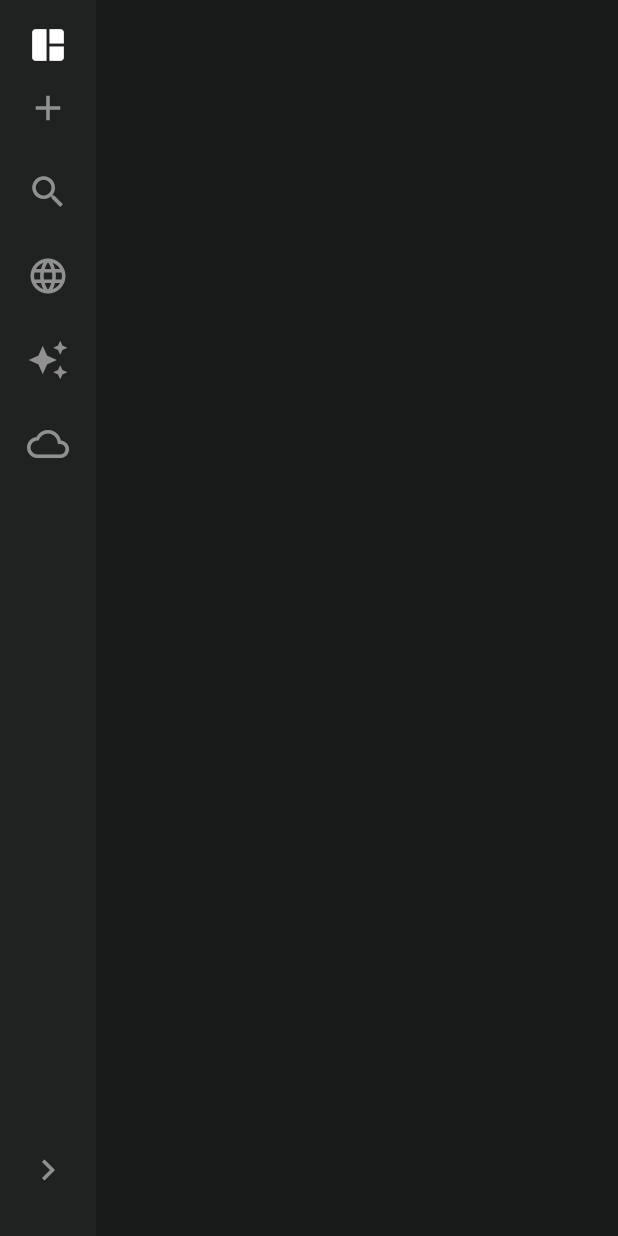
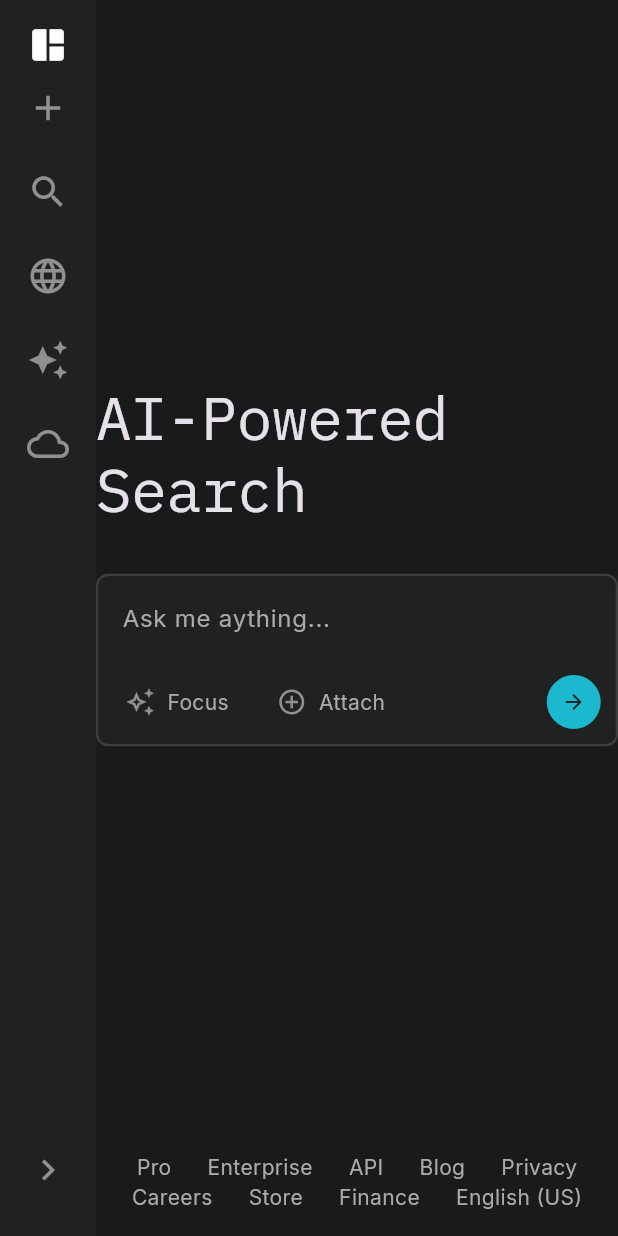
Before and after one commit to thq5601/perplexity_clone, a Flutter app: the screen it shows after launch, on a phone screen of 412 x 824 dp. Run offline on Flutter 3.47's test engine with Material 3 defaults, Android fonts, the phone set to English and light mode, and no system bars; our stand-ins replace google_fonts.

Commit message:
Refactor navigation structure: replace SideNavBar with SideBarSection and integrate SearchSection and FooterSection for improved layout and functionality

```diff
--- a/lib/main.dart
+++ b/lib/main.dart
@@ -13,12 +13,11 @@ class MyApp extends StatelessWidget {
   @override
   Widget build(BuildContext context) {
     return MaterialApp(
-      title: 'Flutter Demo',
+      title: 'Perflexity clone',
       theme: ThemeData(
+        colorScheme: ColorScheme.fromSeed(seedColor: AppColors.submitButton),
         scaffoldBackgroundColor: AppColors.backgroundColor,
-        textTheme: GoogleFonts.interTextTheme(
-          ThemeData.dark().textTheme
-        ),
+        textTheme: GoogleFonts.interTextTheme(ThemeData.dark().textTheme),
       ),
       home: const HomePage(),
     );
--- a/lib/presentation/pages/home_page.dart
+++ b/lib/presentation/pages/home_page.dart
@@ -1,21 +1,74 @@
 import 'package:flutter/material.dart';
-import 'package:perflexity/presentation/widgets/side_navbar.dart';
+import 'package:perflexity/presentation/widgets/footer/footer_section.dart';
+import 'package:perflexity/presentation/widgets/search/search_section.dart';
+import 'package:perflexity/presentation/widgets/side_bar/side_bar_section.dart';
+import 'package:perflexity/theme/colors.dart';
 
 class HomePage extends StatelessWidget {
   const HomePage({super.key});
 
   @override
   Widget build(BuildContext context) {
-    return const Scaffold(
+    return Scaffold(
       body: Row(
         children: [
           // Left Side Navigation Bar
-          SideNavBar(),
-          Column(
-            children: [
-              // Search section
-              // Footer
-            ],
+          const SideBarSection(),
+          Expanded(
+            child: Column(
+              children: [
+                const Expanded(child: SearchSection()),
+                const FooterSection(),
+                // Footer
+                // Container(
+                //   padding: EdgeInsets.symmetric(vertical: 16),
+                //   child: Wrap(
+                //     children: [
+                //       Padding(
+                //         padding: EdgeInsets.symmetric(horizontal: 12),
+                //         child: Text(
+                //           'Pro',
+                //           style: TextStyle(
+                //             color: AppColors.textGrey,
+                //             fontSize: 14,
+                //           ),
+                //         ),
+                //       ),
+                //       Padding(
+                //         padding: EdgeInsets.symmetric(horizontal: 12),
+                //         child: Text(
+                //           'Enterprise',
+                //           style: TextStyle(
+                //             color: AppColors.textGrey,
+                //             fontSize: 14,
+                //           ),
+                //         ),
+                //       ),
+                //       Padding(
+                //         padding: EdgeInsets.symmetric(horizontal: 12),
+                //         child: Text(
+                //           'API',
+                //           style: TextStyle(
+                //             color: AppColors.textGrey,
+                //             fontSize: 14,
+                //           ),
+                //         ),
+                //       ),
+                //       Padding(
+                //         padding: EdgeInsets.symmetric(horizontal: 12),
+                //         child: Text(
+                //           'Blog',
+                //           style: TextStyle(
+                //             color: AppColors.textGrey,
+                //             fontSize: 14,
+                //           ),
+                //         ),
+                //       ),
+                //     ],
+                //   ),
+                // ),
+              ],
+            ),
           ),
         ],
       ),
--- /dev/null
+++ b/lib/presentation/widgets/footer/footer_item.dart
@@ -0,0 +1,23 @@
+// ignore_for_file: public_member_api_docs, sort_constructors_first
+import 'package:flutter/material.dart';
+
+import 'package:perflexity/theme/colors.dart';
+
+class FooterItem extends StatelessWidget {
+  final String title;
+  const FooterItem({
+    super.key,
+    required this.title,
+  });
+
+  @override
+  Widget build(BuildContext context) {
+    return Padding(
+      padding: EdgeInsets.symmetric(horizontal: 12),
+      child: Text(
+        title,
+        style: TextStyle(color: AppColors.textGrey, fontSize: 14),
+      ),
+    );
+  }
+}
--- /dev/null
+++ b/lib/presentation/widgets/footer/footer_section.dart
@@ -0,0 +1,27 @@
+import 'package:flutter/material.dart';
+import 'package:perflexity/presentation/widgets/footer/footer_item.dart';
+
+class FooterSection extends StatelessWidget {
+  const FooterSection({super.key});
+
+  @override
+  Widget build(BuildContext context) {
+    return Container(
+      padding: EdgeInsets.symmetric(vertical: 16),
+      child: Wrap(
+        alignment: WrapAlignment.center,
+        children: [
+          FooterItem(title: 'Pro'),
+          FooterItem(title: 'Enterprise'),
+          FooterItem(title: 'API'),
+          FooterItem(title: 'Blog'),
+          FooterItem(title: 'Privacy'),
+          FooterItem(title: 'Careers'),
+          FooterItem(title: 'Store'),
+          FooterItem(title: 'Finance'),
+          FooterItem(title: 'English (US)'),
+        ],
+      ),
+    );
+  }
+}
--- /dev/null
+++ b/lib/presentation/widgets/search/search_bar_button.dart
@@ -0,0 +1,47 @@
+// ignore_for_file: public_member_api_docs, sort_constructors_first
+import 'package:flutter/material.dart';
+
+import 'package:perflexity/theme/colors.dart';
+
+class SearchBarButton extends StatefulWidget {
+  final IconData icon;
+  final String label;
+  const SearchBarButton({super.key, required this.icon, required this.label});
+
+  @override
+  State<SearchBarButton> createState() => _SearchBarButtonState();
+}
+
+class _SearchBarButtonState extends State<SearchBarButton> {
+  bool isHovered = false;
+
+  @override
+  Widget build(BuildContext context) {
+    return MouseRegion(
+      onEnter: (event) {
+        setState(() {
+          isHovered = true;
+        });
+      },
+      onExit: (event) {
+        setState(() {
+          isHovered = false;
+        });
+      },
+      child: Container(
+        padding: const EdgeInsets.symmetric(horizontal: 8, vertical: 4),
+        decoration: BoxDecoration(
+          borderRadius: BorderRadius.circular(6),
+          color: isHovered ? AppColors.proButton : Colors.transparent,
+        ),
+        child: Row(
+          children: [
+            Icon(widget.icon, color: AppColors.iconGrey, size: 20),
+            const SizedBox(width: 8),
+            Text(widget.label, style: TextStyle(color: AppColors.textGrey)),
+          ],
+        ),
+      ),
+    );
+  }
+}
--- /dev/null
+++ b/lib/presentation/widgets/search/search_box.dart
@@ -0,0 +1,57 @@
+import 'package:flutter/material.dart';
+import 'package:perflexity/presentation/widgets/search/search_bar_button.dart';
+import 'package:perflexity/presentation/widgets/search/search_button.dart';
+import 'package:perflexity/theme/colors.dart';
+
+class SearchBox extends StatelessWidget {
+  const SearchBox({super.key});
+
+  @override
+  Widget build(BuildContext context) {
+    return Container(
+      width: 700,
+      decoration: BoxDecoration(
+        color: AppColors.searchBar,
+        borderRadius: BorderRadius.circular(8),
+        border: Border.all(color: AppColors.searchBarBorder, width: 1.5),
+      ),
+      child: Column(
+        children: [
+          Padding(
+            padding: const EdgeInsets.all(16.0),
+            child: TextField(
+              decoration: InputDecoration(
+                hintText: 'Ask me aything...',
+                hintStyle: const TextStyle(
+                  color: AppColors.textGrey,
+                  fontSize: 16,
+                ),
+                border: InputBorder.none,
+                isDense: true,
+                contentPadding: EdgeInsets.zero,
+              ),
+            ),
+          ),
+          Padding(
+            padding: const EdgeInsets.all(10.0),
+            child: Row(
+              children: [
+                SearchBarButton(
+                  icon: Icons.auto_awesome_outlined,
+                  label: 'Focus',
+                ),
+                const SizedBox(width: 16),
+                SearchBarButton(
+                  icon: Icons.add_circle_outline,
+                  label: 'Attach',
+                ),
+                const Spacer(),
+                SearchButton(),
+              ],
+            ),
+          ),
+        ],
+      ),
+    );
+  }
+}
--- /dev/null
+++ b/lib/presentation/widgets/search/search_button.dart
@@ -0,0 +1,22 @@
+import 'package:flutter/material.dart';
+import 'package:perflexity/theme/colors.dart';
+
+class SearchButton extends StatelessWidget {
+  const SearchButton({super.key});
+
+  @override
+  Widget build(BuildContext context) {
+    return Container(
+      padding: const EdgeInsets.all(10),
+      decoration: BoxDecoration(
+        color: AppColors.submitButton,
+        borderRadius: BorderRadius.circular(40),
+      ),
+      child: Icon(
+        Icons.arrow_forward,
+        color: AppColors.backgroundColor,
+        size: 16,
+      ),
+    );
+  }
+}
--- /dev/null
+++ b/lib/presentation/widgets/search/search_section.dart
@@ -0,0 +1,27 @@
+import 'package:flutter/material.dart';
+import 'package:google_fonts/google_fonts.dart';
+import 'package:perflexity/presentation/widgets/search/search_box.dart';
+
+class SearchSection extends StatelessWidget {
+  const SearchSection({super.key});
+
+  @override
+  Widget build(BuildContext context) {
+    return Column(
+      mainAxisAlignment: MainAxisAlignment.center,
+      children: [
+        Text(
+          'AI-Powered Search',
+          style: GoogleFonts.ibmPlexMono(
+            fontSize: 40,
+            fontWeight: FontWeight.w400,
+            height: 1.2,
+            letterSpacing: -0.5,
+          ),
+        ),
+        const SizedBox(height: 32),
+        SearchBox(),
+      ],
+    );
+  }
+}
--- a/lib/presentation/widgets/side_navbar.dart
+++ b/lib/presentation/widgets/side_bar/side_bar_section.dart
@@ -1,15 +1,15 @@
 import 'package:flutter/material.dart';
-import 'package:perflexity/presentation/widgets/side_bar_button.dart';
+import 'package:perflexity/presentation/widgets/side_bar/side_bar_button.dart';
 import 'package:perflexity/theme/colors.dart';
 
-class SideNavBar extends StatefulWidget {
-  const SideNavBar({super.key});
+class SideBarSection extends StatefulWidget {
+  const SideBarSection({super.key});
 
   @override
-  State<SideNavBar> createState() => _SideNavBarState();
+  State<SideBarSection> createState() => _SideBarSectionState();
 }
 
-class _SideNavBarState extends State<SideNavBar> {
+class _SideBarSectionState extends State<SideBarSection> {
   bool isCollapsed = true;
 
   @override
```
Also changed, not shown: lib/presentation/widgets/side_bar/side_bar_button.dart (renamed from lib/presentation/widgets/side_bar_button.dart).
